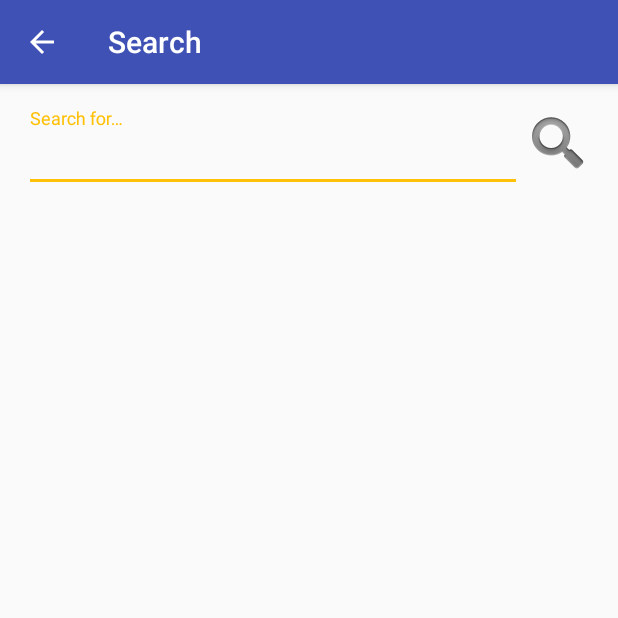
After one commit to texocoyotl/BGGCompanion, an Android app: the SearchActivity screen opened directly, with no data from a screen before it, on a phone screen of 412 x 824 dp, the top half of it. The commit adds this screen. Run offline under Robolectric (Android 15) with nearby library versions, the phone set to English and light mode, and no system bars; our stand-ins replace ButterKnife.

Commit message:
Added Search activity

```diff
--- a/app/src/main/java/com/texocoyotl/bggcompanion/hotlist/HotListActivity.java
+++ b/app/src/main/java/com/texocoyotl/bggcompanion/hotlist/HotListActivity.java
@@ -29,6 +29,7 @@ import com.texocoyotl.bggcompanion.about.AboutActivity;
 import com.texocoyotl.bggcompanion.database.Contract;
 import com.texocoyotl.bggcompanion.database.HotListItemData;
 import com.texocoyotl.bggcompanion.detail.DetailActivity;
+import com.texocoyotl.bggcompanion.search.SearchActivity;
 import com.texocoyotl.bggcompanion.xmlpojo.APIServices;
 import com.texocoyotl.bggcompanion.xmlpojo.hotlist.HotListResult;
 import com.texocoyotl.bggcompanion.xmlpojo.hotlist.Item;
@@ -146,10 +147,10 @@ public class HotListActivity extends AppCompatActivity
 
         if (id == R.id.nav_about) {
             startActivity(new Intent(this, AboutActivity.class));
+        } else if (id == R.id.nav_search){
+            startActivity(new Intent(this, SearchActivity.class));
         }
 
-//        } else if (id == R.id.nav_gallery) {
-//
 //        } else if (id == R.id.nav_slideshow) {
 //
 //        } else if (id == R.id.nav_manage) {
--- /dev/null
+++ b/app/src/main/java/com/texocoyotl/bggcompanion/search/SearchActivity.java
@@ -0,0 +1,59 @@
+package com.texocoyotl.bggcompanion.search;
+
+import android.os.Bundle;
+import android.support.design.widget.FloatingActionButton;
+import android.support.design.widget.Snackbar;
+import android.support.design.widget.TextInputLayout;
+import android.support.v7.app.AppCompatActivity;
+import android.support.v7.widget.Toolbar;
+import android.view.View;
+import android.view.inputmethod.InputMethodManager;
+import android.widget.EditText;
+import android.widget.ImageButton;
+
+import com.texocoyotl.bggcompanion.R;
+
+import butterknife.BindView;
+import butterknife.ButterKnife;
+import butterknife.OnClick;
+
+public class SearchActivity extends AppCompatActivity {
+
+    @BindView(R.id.search_edit)
+    EditText mSearchEdit;
+
+    @BindView(R.id.search_input_layout)
+    TextInputLayout mSearchInputLayout;
+
+    @Override
+    protected void onCreate(Bundle savedInstanceState) {
+        super.onCreate(savedInstanceState);
+        setContentView(R.layout.activity_search);
+        ButterKnife.bind(this);
+        setSupportActionBar((Toolbar) findViewById(R.id.toolbar));
+        getSupportActionBar().setDisplayHomeAsUpEnabled(true);
+
+    }
+
+    @OnClick(R.id.a_search_button)
+    void doSearch(View v){
+        if (v != null) {
+            InputMethodManager imm = (InputMethodManager)getSystemService(this.INPUT_METHOD_SERVICE);
+            imm.hideSoftInputFromWindow(v.getWindowToken(), 0);
+        }
+
+        String searchText = mSearchEdit.getText().toString();
+        if (searchText.length() <= 0){
+            mSearchInputLayout.setError("Cannot be empty");
+        } else {
+            mSearchInputLayout.setErrorEnabled(false);
+
+            searchFor(searchText);
+        }
+    }
+
+    private void searchFor(String searchText) {
+
+    }
+
+}
--- a/app/src/main/java/com/texocoyotl/bggcompanion/xmlpojo/APIServices.java
+++ b/app/src/main/java/com/texocoyotl/bggcompanion/xmlpojo/APIServices.java
@@ -13,6 +13,9 @@ public interface APIServices {
     Observable<HotListResult> getHotList(@Query("type") String type);
 
     @GET("thing")
-    Observable<DetailResult> getDetail(@Query("id") String type);
+    Observable<DetailResult> getDetail(@Query("id") String id);
+
+    @GET("search")
+    Observable<DetailResult> getDetail(@Query("type") String type, @Query("query") String query);
 
 }
--- /dev/null
+++ b/app/src/main/res/layout/activity_search.xml
@@ -0,0 +1,26 @@
+<?xml version="1.0" encoding="utf-8"?>
+<android.support.design.widget.CoordinatorLayout xmlns:android="http://schemas.android.com/apk/res/android"
+    xmlns:app="http://schemas.android.com/apk/res-auto"
+    xmlns:tools="http://schemas.android.com/tools"
+    android:layout_width="match_parent"
+    android:layout_height="match_parent"
+    android:fitsSystemWindows="true"
+    tools:context="com.texocoyotl.bggcompanion.search.SearchActivity">
+
+    <android.support.design.widget.AppBarLayout
+        android:layout_width="match_parent"
+        android:layout_height="wrap_content"
+        android:theme="@style/AppTheme.AppBarOverlay">
+
+        <android.support.v7.widget.Toolbar
+            android:id="@+id/toolbar"
+            android:layout_width="match_parent"
+            android:layout_height="?attr/actionBarSize"
+            android:background="?attr/colorPrimary"
+            app:popupTheme="@style/AppTheme.PopupOverlay" />
+
+    </android.support.design.widget.AppBarLayout>
+
+    <include layout="@layout/content_search" />
+
+</android.support.design.widget.CoordinatorLayout>
--- /dev/null
+++ b/app/src/main/res/layout/content_search.xml
@@ -0,0 +1,53 @@
+<?xml version="1.0" encoding="utf-8"?>
+<LinearLayout xmlns:android="http://schemas.android.com/apk/res/android"
+    xmlns:app="http://schemas.android.com/apk/res-auto"
+    xmlns:tools="http://schemas.android.com/tools"
+    android:layout_width="match_parent"
+    android:layout_height="match_parent"
+    android:orientation="vertical"
+    android:paddingBottom="@dimen/activity_vertical_margin"
+    android:paddingLeft="@dimen/activity_horizontal_margin"
+    android:paddingRight="@dimen/activity_horizontal_margin"
+    android:paddingTop="@dimen/activity_vertical_margin"
+    app:layout_behavior="@string/appbar_scrolling_view_behavior"
+    tools:context="com.texocoyotl.bggcompanion.search.SearchActivity"
+    tools:showIn="@layout/activity_search">
+
+    <LinearLayout
+        android:layout_width="match_parent"
+        android:layout_height="wrap_content"
+        android:orientation="horizontal">
+
+        <android.support.design.widget.TextInputLayout
+            android:id="@+id/search_input_layout"
+            android:layout_width="0dp"
+            android:layout_height="wrap_content"
+            android:layout_weight="1">
+
+            <android.support.design.widget.TextInputEditText
+                android:id="@+id/search_edit"
+                android:layout_width="match_parent"
+                android:layout_height="wrap_content"
+                android:hint="@string/search_edit_hint"
+                android:maxLines="1" />
+
+        </android.support.design.widget.TextInputLayout>
+
+        <ImageButton
+            android:id="@+id/a_search_button"
+            android:layout_width="wrap_content"
+            android:layout_height="wrap_content"
+            android:background="@android:drawable/ic_search_category_default"
+            android:contentDescription="@string/search_button_description" />
+
+    </LinearLayout>
+
+    <FrameLayout
+        android:layout_width="match_parent"
+        android:layout_height="match_parent">
+
+
+
+    </FrameLayout>
+
+</LinearLayout>
--- a/app/src/main/res/values/strings.xml
+++ b/app/src/main/res/values/strings.xml
@@ -3,6 +3,7 @@
     <string name="app_name_hotlist">BGG Companion: The Hotness</string>
     <string name="title_activity_detail">…</string>
     <string name="title_activity_about">About</string>
+    <string name="title_activity_search">Search</string>
 
     <string name="navigation_drawer_open">Open navigation drawer</string>
     <string name="navigation_drawer_close">Close navigation drawer</string>
@@ -34,6 +35,12 @@
     <string name="author" translatable="false">Benjamin Molina Alfonzo</string>
     <string name="version_label">v. %1$s</string>
     <string name="about_libraries_title">Libraries Used</string>
+    <string name="nav_label_the_hotness">The Hotness</string>
+    <string name="nav_label_search">Search</string>
+    <string name="nav_label_about">About</string>
+
+    <string name="search_edit_hint">Search for…</string>
+    <string name="search_button_description">Search button</string>
 
 
 </resources>
```
Also changed, not shown: app/build.gradle (+1 -7 lines), app/src/main/AndroidManifest.xml (+8 -0 lines), app/src/main/res/menu/activity_home_drawer.xml (+6 -7 lines), app/src/main/ic_launcher-web.png, app/src/main/res/drawable/bgglogo.png, app/src/main/res/mipmap-hdpi/ic_launcher.png, app/src/main/res/mipmap-mdpi/ic_launcher.png, app/src/main/res/mipmap-xhdpi/ic_launcher.png, app/src/main/res/mipmap-xxhdpi/ic_launcher.png, app/src/main/res/mipmap-xxxhdpi/ic_launcher.png.
